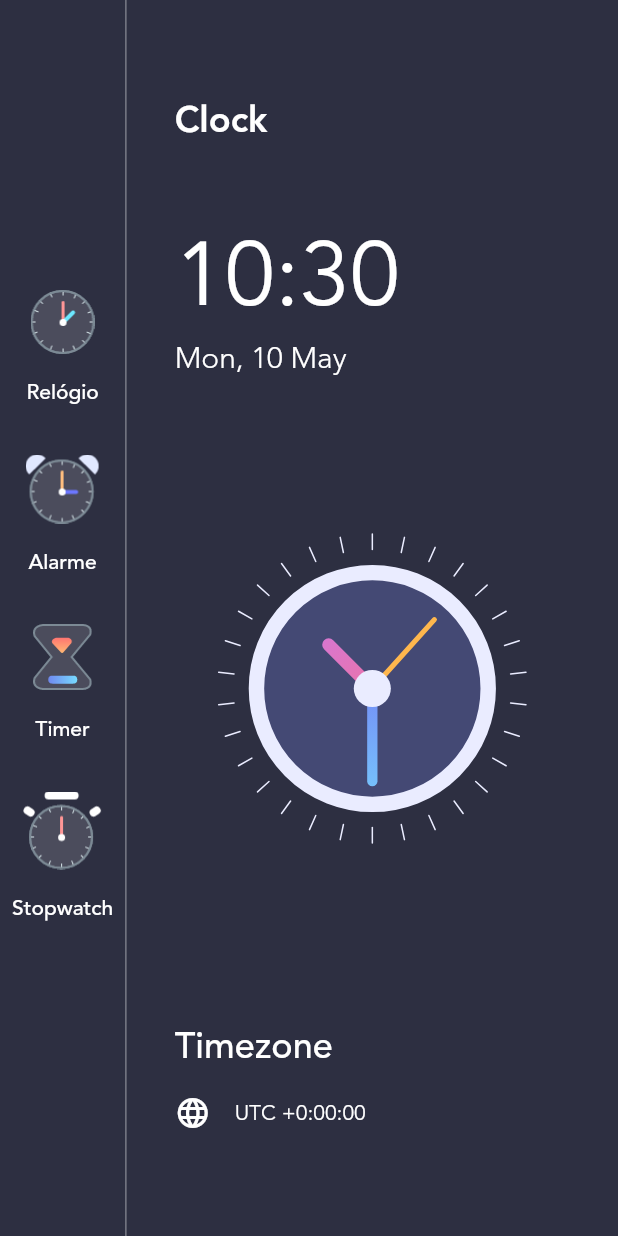
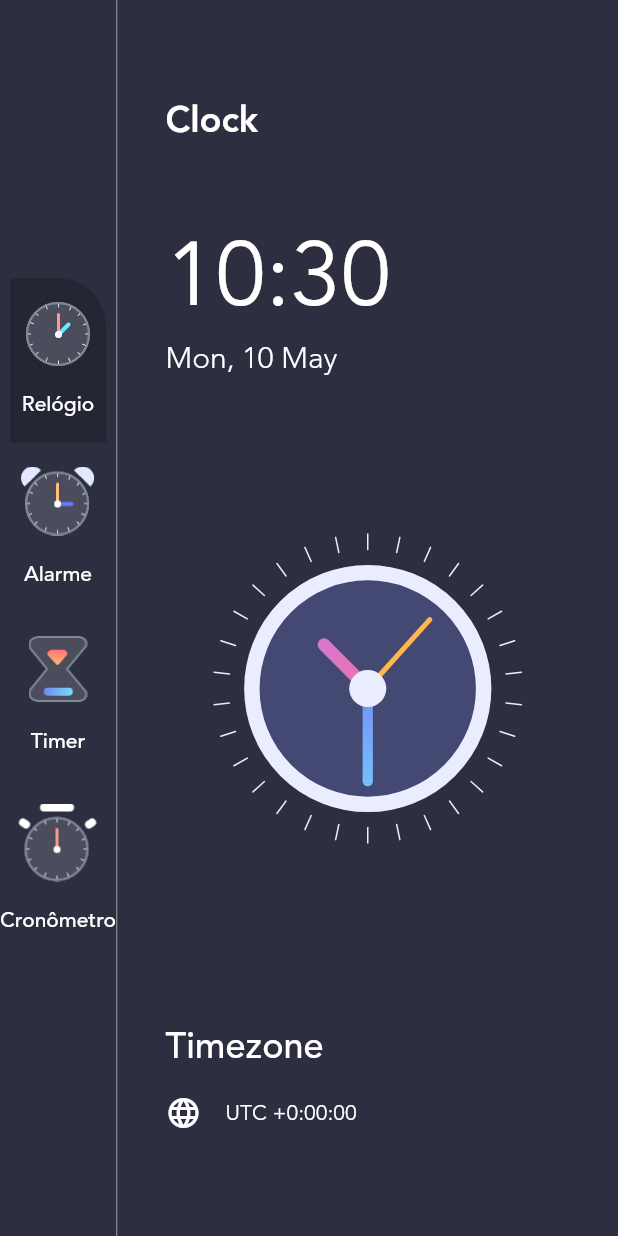
Before and after one commit to SamillyNunes/motivational_clock, a Flutter app: the screen it shows after launch, on a phone screen of 412 x 824 dp. Run offline on Flutter 3.47's test engine with Material 2 defaults, Android fonts, the light colour scheme and no system bars; our stand-ins replace device_preview.

Commit message:
Using provider to change screens between menu options

```diff
--- /dev/null
+++ b/lib/constants/theme_data.dart
@@ -0,0 +1,37 @@
+import 'package:flutter/material.dart';
+
+class CustomColors {
+  static Color primaryTextColor = Colors.white;
+  static Color dividerColor = Colors.white54;
+  static Color pageBackgroundColor = Color(0xFF2D2F41);
+  static Color menuBackgroundColor = Color(0xFF242634);
+
+  static Color clockBG = Color(0xFF444974);
+  static Color clockOutline = Color(0xFFEAECFF);
+  static Color secHandColor = Colors.orange.shade300;
+  static Color minHandStatColor = Color(0xFF748EF6);
+  static Color minHandEndColor = Color(0xFF77DDFF);
+  static Color hourHandStatColor = Color(0xFFC279FB);
+  static Color hourHandEndColor = Color(0xFFEA74AB);
+}
+
+class GradientColors {
+  final List<Color> colors;
+  GradientColors(this.colors);
+
+  static List<Color> sky = [Color(0xFF6448FE), Color(0xFF5FC6FF)];
+  static List<Color> sunset = [Color(0xFFFE6197), Color(0xFFFFB463)];
+  static List<Color> sea = [Color(0xFF61A3FE), Color(0xFF63FFD5)];
+  static List<Color> mango = [Color(0xFFFFA738), Color(0xFFFFE130)];
+  static List<Color> fire = [Color(0xFFFF5DCD), Color(0xFFFF8484)];
+}
+
+class GradientTemplate {
+  static List<GradientColors> gradientTemplate = [
+    GradientColors(GradientColors.sky),
+    GradientColors(GradientColors.sunset),
+    GradientColors(GradientColors.sea),
+    GradientColors(GradientColors.mango),
+    GradientColors(GradientColors.fire),
+  ];
+}
--- /dev/null
+++ b/lib/data.dart
@@ -0,0 +1,25 @@
+import 'package:motivational_clock/enums/enums.dart';
+import 'package:motivational_clock/models/menu_info_model.dart';
+
+List<MenuInfoModel> menuItems = [
+  MenuInfoModel(
+    menuType: MenyType.clock,
+    title: "Relógio",
+    imageSource: "assets/images/clock_icon.png",
+  ),
+  MenuInfoModel(
+    menuType: MenyType.alarm,
+    title: "Alarme",
+    imageSource: "assets/images/alarm_icon.png",
+  ),
+  MenuInfoModel(
+    menuType: MenyType.timer,
+    title: "Timer",
+    imageSource: "assets/images/timer_icon.png",
+  ),
+  MenuInfoModel(
+    menuType: MenyType.stopwatch,
+    title: "Cronômetro",
+    imageSource: "assets/images/stopwatch_icon.png",
+  ),
+];
--- /dev/null
+++ b/lib/enums/enums.dart
@@ -0,0 +1 @@
+enum MenyType { clock, alarm, timer, stopwatch }
--- a/lib/main.dart
+++ b/lib/main.dart
@@ -1,7 +1,10 @@
 import 'package:flutter/foundation.dart';
 import 'package:flutter/material.dart';
 import 'package:device_preview/device_preview.dart';
+import 'package:motivational_clock/enums/enums.dart';
+import 'package:motivational_clock/models/menu_info_model.dart';
 import 'package:motivational_clock/views/home_view.dart';
+import 'package:provider/provider.dart';
 
 void main() {
   runApp(
@@ -21,7 +24,14 @@ class MyApp extends StatelessWidget {
       theme: ThemeData(
         primarySwatch: Colors.blue,
       ),
-      home: HomeView(),
+      home: ChangeNotifierProvider<MenuInfoModel>(
+        create: (context) => MenuInfoModel(
+          menuType: MenyType.clock,
+          title: "Relógio",
+          imageSource: "assets/images/clock_icon.png",
+        ),
+        child: HomeView(),
+      ),
     );
   }
 }
--- /dev/null
+++ b/lib/models/menu_info_model.dart
@@ -0,0 +1,22 @@
+import 'package:flutter/material.dart';
+import 'package:motivational_clock/enums/enums.dart';
+
+class MenuInfoModel extends ChangeNotifier {
+  MenyType menuType;
+  String title;
+  String imageSource;
+
+  MenuInfoModel({
+    required this.menuType,
+    required this.title,
+    required this.imageSource,
+  });
+
+  updateMenu(MenuInfoModel menuInfoModel) {
+    this.menuType = menuInfoModel.menuType;
+    this.title = menuInfoModel.title;
+    this.imageSource = menuInfoModel.imageSource;
+
+    notifyListeners(); // para sempre atualizar o provider
+  }
+}
--- a/lib/views/home_view.dart
+++ b/lib/views/home_view.dart
@@ -1,6 +1,11 @@
 import 'package:flutter/material.dart';
 import 'package:intl/intl.dart';
+import 'package:motivational_clock/constants/theme_data.dart';
+import 'package:motivational_clock/data.dart';
+import 'package:motivational_clock/enums/enums.dart';
+import 'package:motivational_clock/models/menu_info_model.dart';
 import 'package:motivational_clock/views/clock_view.dart';
+import 'package:provider/provider.dart';
 
 class HomeView extends StatefulWidget {
   @override
@@ -29,19 +34,22 @@ class _HomeViewState extends State<HomeView> {
         children: [
           Column(
             mainAxisAlignment: MainAxisAlignment.center,
-            children: [
-              menuButton("Relógio", "assets/images/clock_icon.png"),
-              menuButton("Alarme", "assets/images/alarm_icon.png"),
-              menuButton("Timer", "assets/images/timer_icon.png"),
-              menuButton("Stopwatch", "assets/images/stopwatch_icon.png"),
-            ],
+            children: menuItems
+                .map(
+                  (menuItem) => menuButton(menuItem),
+                )
+                .toList(),
           ),
           VerticalDivider(
             color: Colors.white54,
             width: 1,
           ),
           Expanded(
-            child: Container(
+            child: Consumer<MenuInfoModel>(
+              builder: (context, value, child) {
+                switch (value.menuType) {
+                  case MenyType.clock:
+                    return Container(
                       alignment: Alignment
                           .center, //esta fazendo com que o custom painter ocupe todo a tela
                       // color: Color(0xFF2D2F41),
@@ -143,6 +151,11 @@ class _HomeViewState extends State<HomeView> {
                           ),
                         ],
                       ),
+                    );
+                  default:
+                    return Container();
+                }
+              },
             ),
           ),
         ],
@@ -150,27 +163,46 @@ class _HomeViewState extends State<HomeView> {
     );
   }
 
-  TextButton menuButton(String title, String image) {
+  Widget menuButton(MenuInfoModel currentMenuInfo) {
+    // consumer -> consome o valor de um provider
+    return Consumer<MenuInfoModel>(
+      builder: (context, MenuInfoModel value, child) {
         return TextButton(
-      onPressed: () {},
+          style: ButtonStyle(
+              padding: MaterialStateProperty.all(
+                  const EdgeInsets.symmetric(vertical: 16)),
+              backgroundColor: currentMenuInfo.menuType == value.menuType
+                  ? MaterialStateProperty.all(CustomColors.menuBackgroundColor)
+                  : MaterialStateProperty.all(Colors.transparent),
+              shape: MaterialStateProperty.all(
+                RoundedRectangleBorder(
+                    borderRadius:
+                        BorderRadius.only(topRight: Radius.circular(32))),
+              )),
+          onPressed: () {
+            MenuInfoModel menuInfo =
+                Provider.of<MenuInfoModel>(context, listen: false);
+            menuInfo.updateMenu(currentMenuInfo);
+          },
           child: Column(
             children: [
               Image.asset(
-            image,
+                currentMenuInfo.imageSource,
                 scale: 1.5,
               ),
               SizedBox(height: 16),
               Text(
-            title,
+                currentMenuInfo.title,
                 style: TextStyle(
                   color: Colors.white,
                   fontSize: 14,
                   fontFamily: "avenir",
                 ),
               ),
-          SizedBox(height: 16),
             ],
           ),
         );
+      },
+    );
   }
 }
--- a/pubspec.yaml
+++ b/pubspec.yaml
@@ -14,6 +14,7 @@ dependencies:
   cupertino_icons: ^1.0.2
   device_preview: ^0.7.1
   intl: ^0.17.0
+  provider: ^5.0.0
 
 dev_dependencies:
   flutter_test:
```
Also changed, not shown: pubspec.lock. Lines whose indentation alone changed are shown as unchanged.
